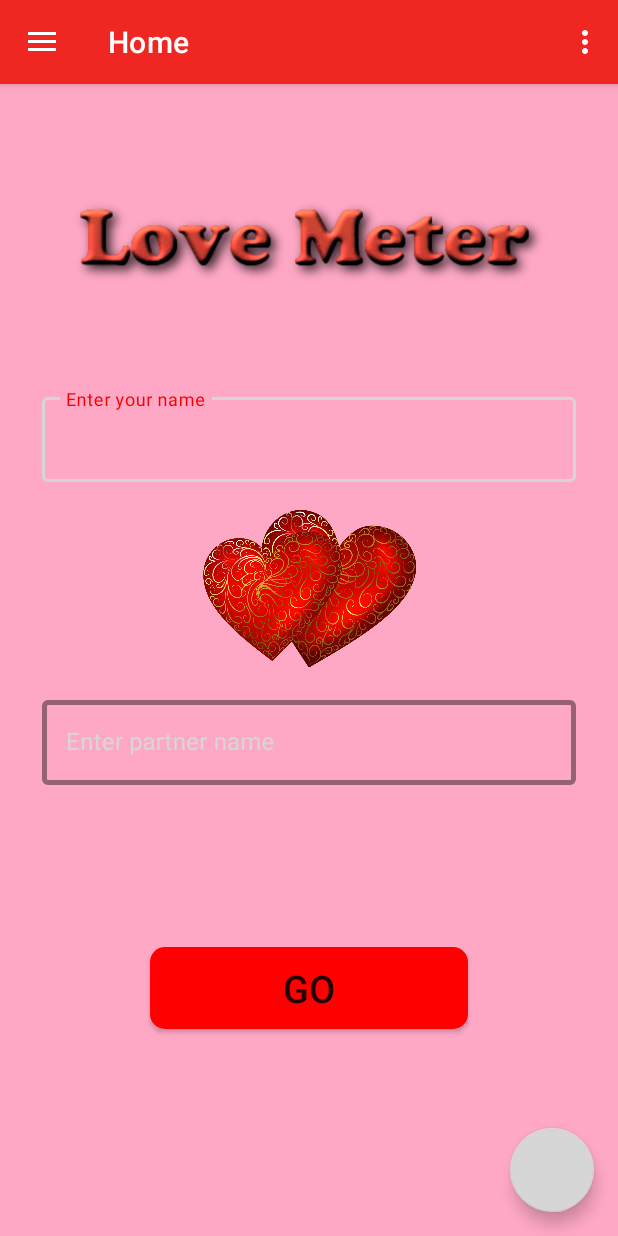
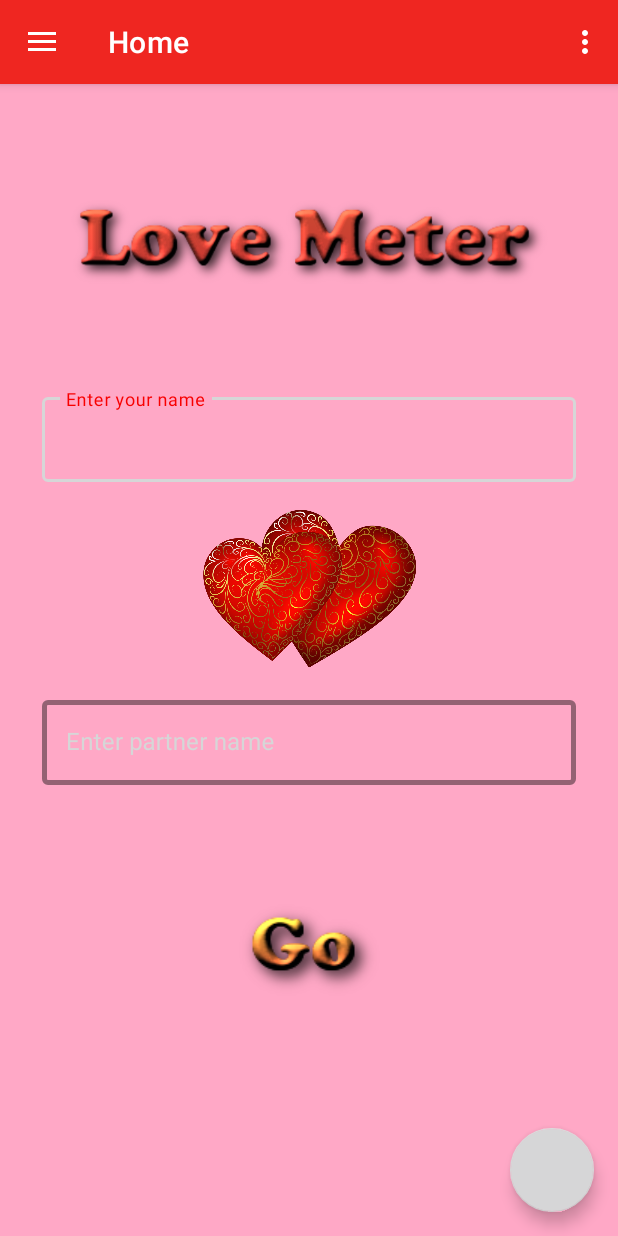
Before and after one commit to pk1114585/LoveMeter, an Android app: the screen it shows after launch (MainActivity), on a phone screen of 412 x 824 dp. Run offline under Robolectric (Android 15) with nearby library versions, the phone set to English and light mode, and no system bars; our stand-ins replace navigation-ui.

Commit message:
lovecounter add

```diff
--- a/app/build.gradle
+++ b/app/build.gradle
@@ -1,6 +1,7 @@
 plugins {
     id 'com.android.application'
     id 'kotlin-android'
+    id 'kotlin-android-extensions'
 }
 
 android {
--- a/app/src/main/java/com/pk/lovemeter/ui/home/HomeFragment.kt
+++ b/app/src/main/java/com/pk/lovemeter/ui/home/HomeFragment.kt
@@ -4,6 +4,7 @@ import android.os.Bundle
 import android.view.LayoutInflater
 import android.view.View
 import android.view.ViewGroup
+import android.widget.EditText
 import android.widget.TextView
 import androidx.fragment.app.Fragment
 import androidx.lifecycle.Observer
@@ -31,12 +32,22 @@ class HomeFragment : Fragment() {
         _binding = FragmentHomeBinding.inflate(inflater, container, false)
         val root: View = binding.root
 
+
+
 //        val textView: TextView = binding
 //        homeViewModel.text.observe(viewLifecycleOwner, Observer {
 //            textView.text = it
 //        })
         return root
     }
+    companion object {
+        fun sendData() {
+
+
+
+        }
+    }
+
 
     override fun onDestroyView() {
         super.onDestroyView()
--- a/app/src/main/res/layout/fragment_home.xml
+++ b/app/src/main/res/layout/fragment_home.xml
@@ -45,6 +45,7 @@
         app:layout_constraintStart_toStartOf="parent">
 
         <androidx.appcompat.widget.AppCompatEditText
+            android:id="@+id/yourname"
             android:layout_width="match_parent"
             android:layout_height="wrap_content"
             android:cursorVisible="true"
@@ -77,6 +78,7 @@
         app:layout_constraintTop_toBottomOf="@+id/shapeableImageView">
 
         <androidx.appcompat.widget.AppCompatEditText
+            android:id="@+id/partnername"
             android:layout_width="match_parent"
             android:layout_height="wrap_content"
             android:cursorVisible="true"
@@ -89,22 +91,23 @@
             android:textCursorDrawable="@null" />
     </com.google.android.material.textfield.TextInputLayout>
 
-    <androidx.appcompat.widget.AppCompatButton
-        android:layout_width="match_parent"
-        android:layout_height="wrap_content"
+    <androidx.appcompat.widget.AppCompatImageButton
+        android:layout_width="219dp"
+        android:layout_height="85dp"
         android:layout_marginStart="100dp"
         android:layout_marginEnd="100dp"
         android:layout_marginBottom="30dp"
-        android:background="@drawable/round_corner_textview"
+        android:background="#FFA8C6"
         android:padding="10dp"
+        android:src="@drawable/got"
         android:text="Go"
         android:textAlignment="center"
         android:textSize="25sp"
         app:layout_constraintBottom_toBottomOf="parent"
         app:layout_constraintEnd_toEndOf="parent"
-        app:layout_constraintHorizontal_bias="0.5"
         app:layout_constraintStart_toStartOf="parent"
-        app:layout_constraintTop_toBottomOf="@+id/textInputLayout2" />
+        app:layout_constraintTop_toBottomOf="@+id/textInputLayout2"
+        app:layout_constraintVertical_bias="0.347" />
 
     <ImageView
         android:id="@+id/imageView2"
```
Also changed, not shown: app/src/main/java/com/pk/lovemeter/ui/home/HomeViewModel.kt (+11 -0 lines), app/src/main/res/drawable/got.png (added).
